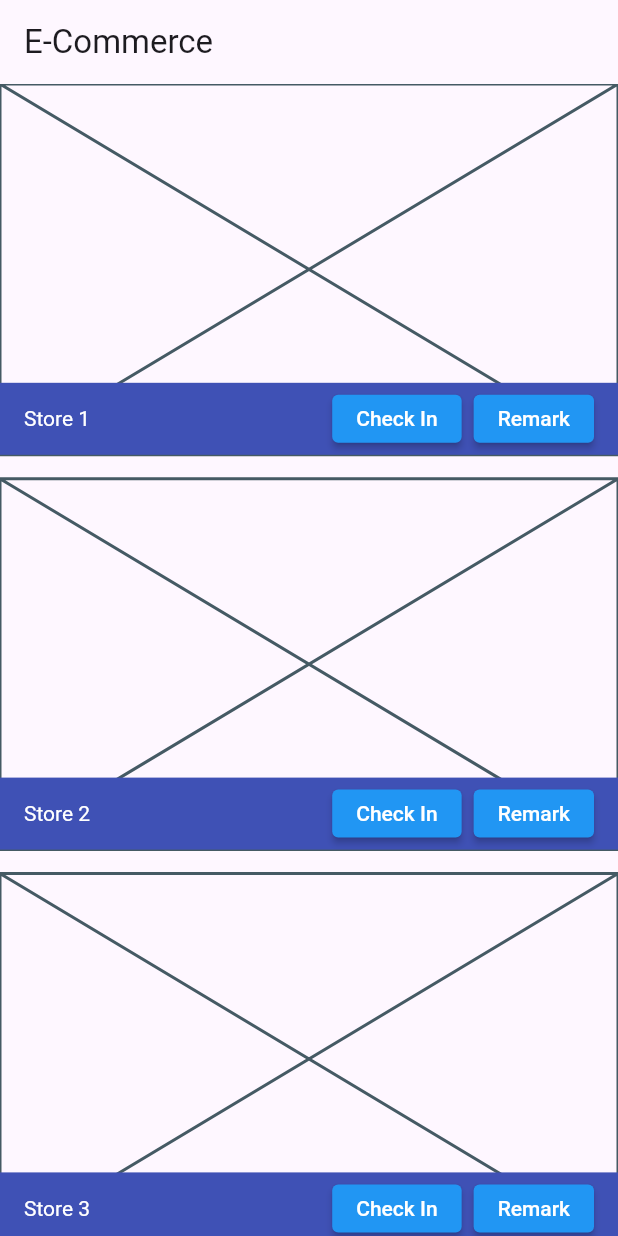
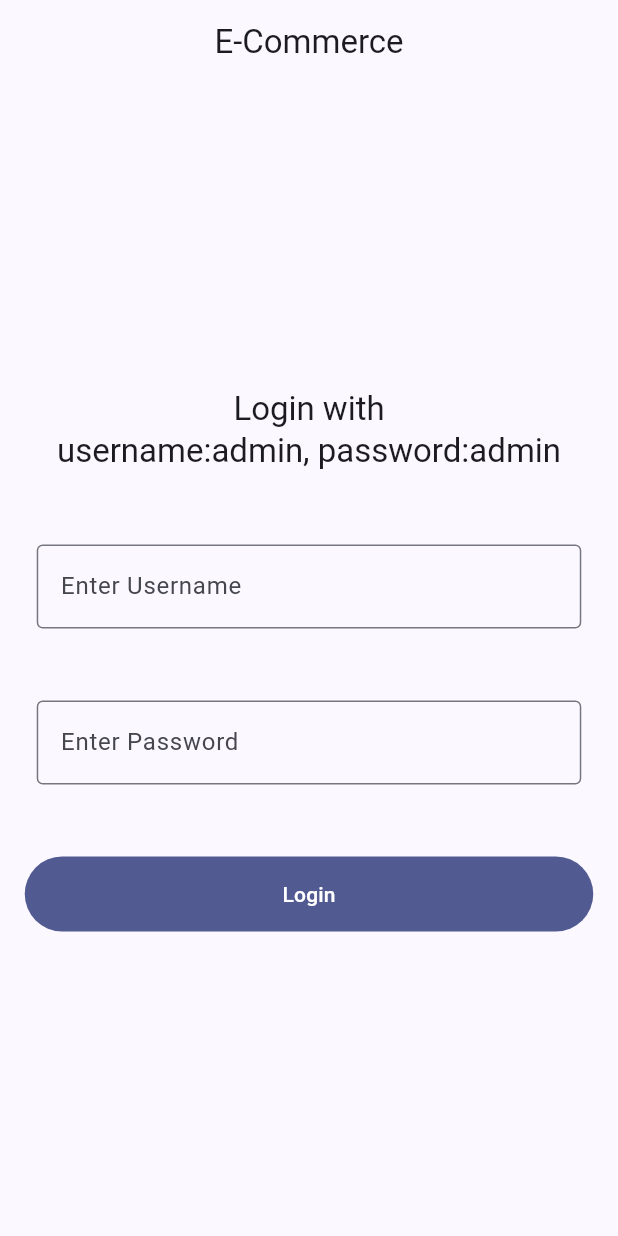
Before and after one commit to ThePunisher569/ecommerce, a Flutter app: the screen it shows after launch, on a phone screen of 412 x 824 dp. Run offline on Flutter 3.47's test engine with Material 2 defaults, Android fonts, the phone set to English and light mode, and no system bars; our stand-ins replace equatable, flutter_bloc, logger, shared_preferences, sqflite; accounts and stored records are empty.

Commit message:
Implemented Product and Cart BLOCs. Added product_item.dart widget used in product list and cart. Added MultiBlocProvider while navigating in home.dart and store_widget.dart. Implemented Login.

```diff
--- a/lib/main.dart
+++ b/lib/main.dart
@@ -1,31 +1,10 @@
 import 'package:flutter/material.dart';
 
-import 'ui/home.dart';
+import 'ui/login.dart';
 
 void main() async {
   WidgetsFlutterBinding.ensureInitialized();
   runApp(const MyApp());
-
-  /*final remoteApi = RemoteApi();
-
-  final api = LocalApi();
-  await api.initDatabase();
-
-  await api.saveAllProducts(await remoteApi.getAllProducts());
-  logger.d(await api.getAllProducts());
-
-  await api.saveToCart(await api.getProduct('1'));
-
-  print('cart item: ');
-  logger.d(await api.getProductFromCart('1'));
-
-  await api.removeFromCart(await api.getProduct('1'));
-
-  logger.d(await api.getAllProductsFromCart());
-
-  await api.saveRemark('This is a remark 1');
-  logger.d(await api.getRemarks());
-  await api.close();*/
 }
 
 class MyApp extends StatelessWidget {
@@ -35,11 +14,12 @@ class MyApp extends StatelessWidget {
   Widget build(BuildContext context) {
     return MaterialApp(
       title: 'E-Commerce',
+      debugShowCheckedModeBanner: false,
       theme: ThemeData(
-        colorScheme: ColorScheme.fromSeed(seedColor: Colors.deepPurple),
+        colorScheme: ColorScheme.fromSeed(seedColor: Colors.indigo),
         useMaterial3: true,
       ),
-      home: const Home(),
+      home: const Login(),
     );
   }
 }
--- a/lib/ui/login.dart
+++ b/lib/ui/login.dart
@@ -0,0 +1,89 @@
+import 'package:ecommerce/ui/home.dart';
+import 'package:ecommerce/utils/constants.dart';
+import 'package:flutter/material.dart';
+
+class Login extends StatefulWidget {
+  const Login({super.key});
+
+  @override
+  State<Login> createState() => _LoginState();
+}
+
+class _LoginState extends State<Login> {
+  TextEditingController nameCtrl = TextEditingController();
+
+  TextEditingController passCtrl = TextEditingController();
+
+  @override
+  Widget build(BuildContext context) {
+    return Scaffold(
+      appBar: Constants.appBar,
+      resizeToAvoidBottomInset: false,
+      body: Container(
+        alignment: Alignment.center,
+        padding: EdgeInsets.symmetric(
+          horizontal: MediaQuery.sizeOf(context).width * 0.04,
+          vertical: MediaQuery.sizeOf(context).height * 0.04,
+        ),
+        child: SingleChildScrollView(
+          child: Padding(
+            padding: EdgeInsets.only(
+              bottom: MediaQuery.viewInsetsOf(context).bottom,
+            ),
+            child: Column(
+              children: [
+                Text(
+                  'Login with\nusername:admin, password:admin',
+                  style: Theme.of(context).textTheme.titleLarge,
+                  textAlign: TextAlign.center,
+                ),
+                const SizedBox(height: 32),
+                Padding(
+                  padding:
+                      const EdgeInsets.symmetric(horizontal: 8, vertical: 16),
+                  child: TextField(
+                    controller: nameCtrl,
+                    decoration: const InputDecoration(
+                      border: OutlineInputBorder(),
+                      hintText: 'Enter Username',
+                    ),
+                  ),
+                ),
+                const SizedBox(height: 16),
+                Padding(
+                  padding:
+                      const EdgeInsets.symmetric(horizontal: 8, vertical: 16),
+                  child: TextField(
+                    controller: passCtrl,
+                    decoration: const InputDecoration(
+                      border: OutlineInputBorder(),
+                      hintText: 'Enter Password',
+                    ),
+                  ),
+                ),
+                const SizedBox(height: 32),
+                FilledButton(
+                  style: ElevatedButton.styleFrom(
+                    minimumSize: const Size.fromHeight(50),
+                  ),
+                  onPressed: () {
+                    if (nameCtrl.text == 'admin' && passCtrl.text == 'admin') {
+                      Navigator.of(context).pushReplacement(MaterialPageRoute(
+                        builder: (context) => const Home(),
+                      ));
+                    } else {
+                      ScaffoldMessenger.of(context).showSnackBar(
+                          Constants.getSnackBar(
+                              'Invalid Username or Password'));
+                    }
+                  },
+                  child: const Text('Login'),
+                ),
+              ],
+            ),
+          ),
+        ),
+      ),
+    );
+  }
+}
--- a/lib/utils/constants.dart
+++ b/lib/utils/constants.dart
@@ -15,6 +15,18 @@ class Constants {
     SizedBox(height: 16),
     StoreWidget(storeId: 3)
   ];
+
+  static SnackBar getSnackBar(String text) {
+    return SnackBar(
+      content: Text(text),
+      behavior: SnackBarBehavior.floating,
+    );
+  }
+
+  static AppBar appBar = AppBar(
+    title: const Text('E-Commerce'),
+    centerTitle: true,
+  );
 }
 
 final logger = Logger();
--- a/pubspec.yaml
+++ b/pubspec.yaml
@@ -35,7 +35,10 @@ dependencies:
   google_fonts:
   sqflite:
   shared_preferences:
+  cached_network_image:
   path:
+  equatable:
+  flutter_bloc:
   cupertino_icons: ^1.0.6
 
 dev_dependencies:
```
Also changed, not shown: lib/bloc/cart_bloc.dart (+64 -0 lines), lib/bloc/products_bloc.dart (+51 -0 lines), lib/model/product.dart (+8 -3 lines), lib/product_api/local_api.dart (+2 -5 lines), lib/ui/cart.dart (+59 -0 lines), lib/ui/home.dart (+32 -7 lines), lib/ui/product_item.dart (added, +72 -0 lines), lib/ui/product_list.dart (+85 -4 lines), lib/ui/remark_widget.dart (+10 -3 lines), lib/ui/store_widget.dart (+19 -5 lines), pubspec.lock.
